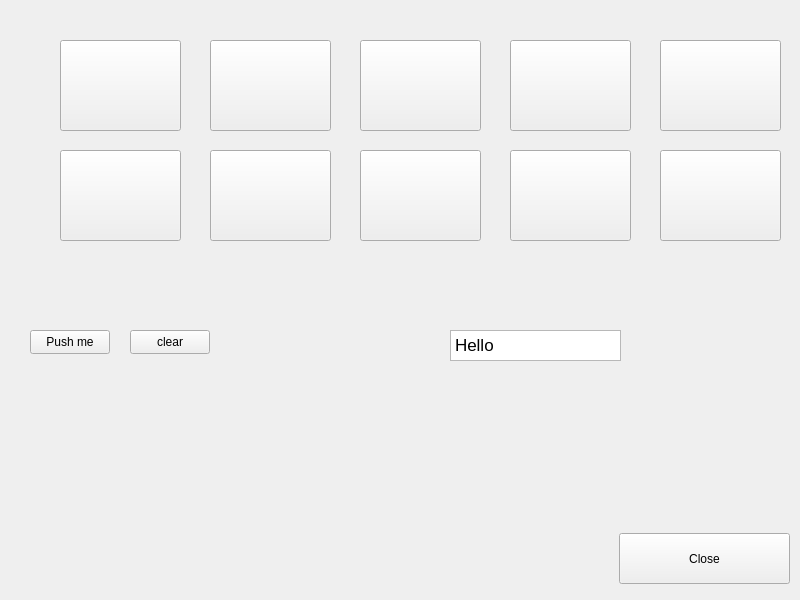
This is mainwindow.ui in Pawellos/MemoryGame as Qt 5 draws it before an edit. The edited form follows.
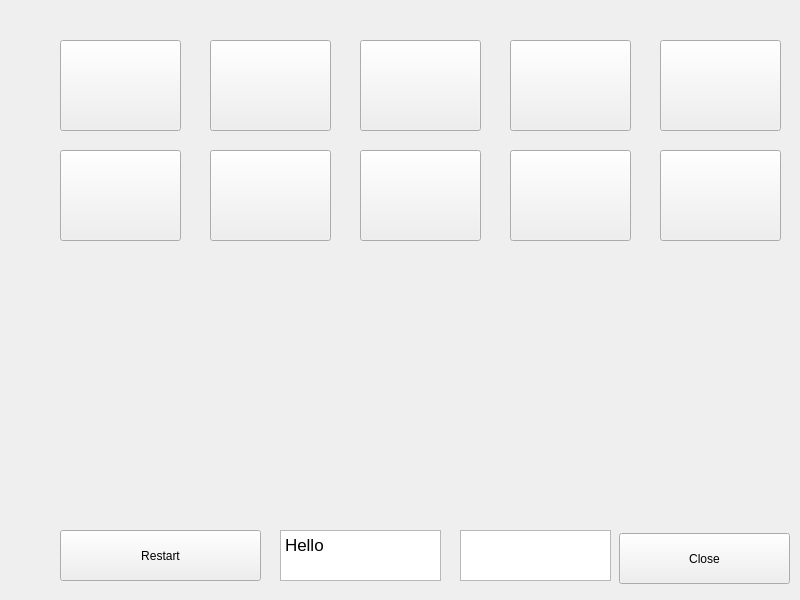
This is the edited form.

Commit message: Added timer and game over and restart button

The edit to the form file:
```diff
--- a/mainwindow.ui
+++ b/mainwindow.ui
@@ -20,37 +20,13 @@
      <height>1182</height>
     </size>
    </property>
-   <widget class="QPushButton" name="pushButton">
-    <property name="geometry">
-     <rect>
-      <x>30</x>
-      <y>330</y>
-      <width>80</width>
-      <height>24</height>
-     </rect>
-    </property>
-    <property name="text">
-     <string>Push me</string>
-    </property>
-   </widget>
-   <widget class="QWidget" name="gridLayoutWidget">
-    <property name="geometry">
-     <rect>
-      <x>270</x>
-      <y>280</y>
-      <width>160</width>
-      <height>80</height>
-     </rect>
-    </property>
-    <layout class="QGridLayout" name="gridLayout"/>
-   </widget>
    <widget class="QTextBrowser" name="textBrowser">
     <property name="geometry">
      <rect>
-      <x>450</x>
-      <y>330</y>
-      <width>171</width>
-      <height>31</height>
+      <x>280</x>
+      <y>530</y>
+      <width>161</width>
+      <height>51</height>
      </rect>
     </property>
     <property name="markdown">
@@ -82,14 +58,14 @@
    <widget class="QPushButton" name="pushButtonClear">
     <property name="geometry">
      <rect>
-      <x>130</x>
-      <y>330</y>
-      <width>80</width>
-      <height>24</height>
+      <x>60</x>
+      <y>530</y>
+      <width>201</width>
+      <height>51</height>
      </rect>
     </property>
     <property name="text">
-     <string>clear</string>
+     <string>Restart</string>
     </property>
    </widget>
    <widget class="QPushButton" name="Button1">
@@ -222,6 +198,16 @@
      <string/>
     </property>
    </widget>
+   <widget class="QTextBrowser" name="textBrowserTimer">
+    <property name="geometry">
+     <rect>
+      <x>460</x>
+      <y>530</y>
+      <width>151</width>
+      <height>51</height>
+     </rect>
+    </property>
+   </widget>
   </widget>
  </widget>
  <resources/>
```
Left out of the diff: 2 changed lines with no effect on the pictures. The commit also changes 3 other files.
